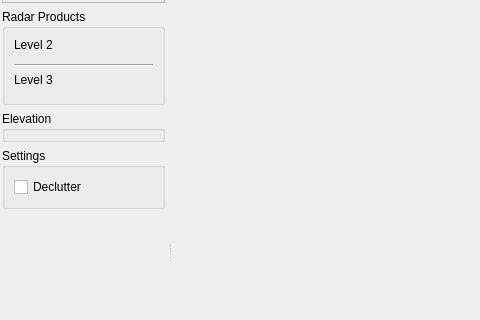
Above: scwx-qt/source/scwx/qt/main/main_window.ui from dpaulat/supercell-wx before the change; both pictures show x 0 to 480 and y 131 to 451 of the 1024 by 768 pixel window. Below: the same form after it.
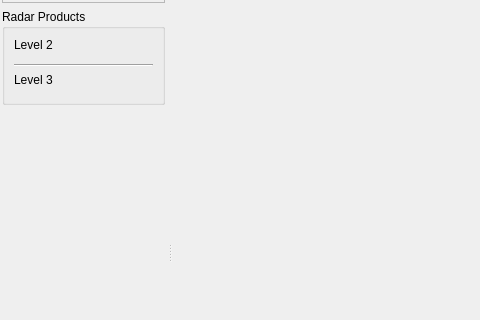
That is the form after the change.

Commit message: Extracting Level 2 Settings Widget from MainWindow

Patch:
```diff
--- a/scwx-qt/source/scwx/qt/main/main_window.ui
+++ b/scwx-qt/source/scwx/qt/main/main_window.ui
@@ -191,25 +191,20 @@
       </widget>
      </item>
      <item>
-      <widget class="QGroupBox" name="elevationGroupBox">
-       <property name="title">
-        <string>Elevation</string>
-       </property>
-      </widget>
-     </item>
-     <item>
-      <widget class="QGroupBox" name="settingsGroupBox">
-       <property name="title">
-        <string>Settings</string>
-       </property>
-       <layout class="QVBoxLayout" name="verticalLayout_3">
-        <item>
-         <widget class="QCheckBox" name="declutterCheckbox">
-          <property name="text">
-           <string>Declutter</string>
-          </property>
-         </widget>
-        </item>
+      <widget class="QWidget" name="settingsFrame" native="true">
+       <layout class="QVBoxLayout" name="verticalLayout_4">
+        <property name="leftMargin">
+         <number>0</number>
+        </property>
+        <property name="topMargin">
+         <number>0</number>
+        </property>
+        <property name="rightMargin">
+         <number>0</number>
+        </property>
+        <property name="bottomMargin">
+         <number>0</number>
+        </property>
        </layout>
       </widget>
      </item>
```
The commit also changes 6 other files.
